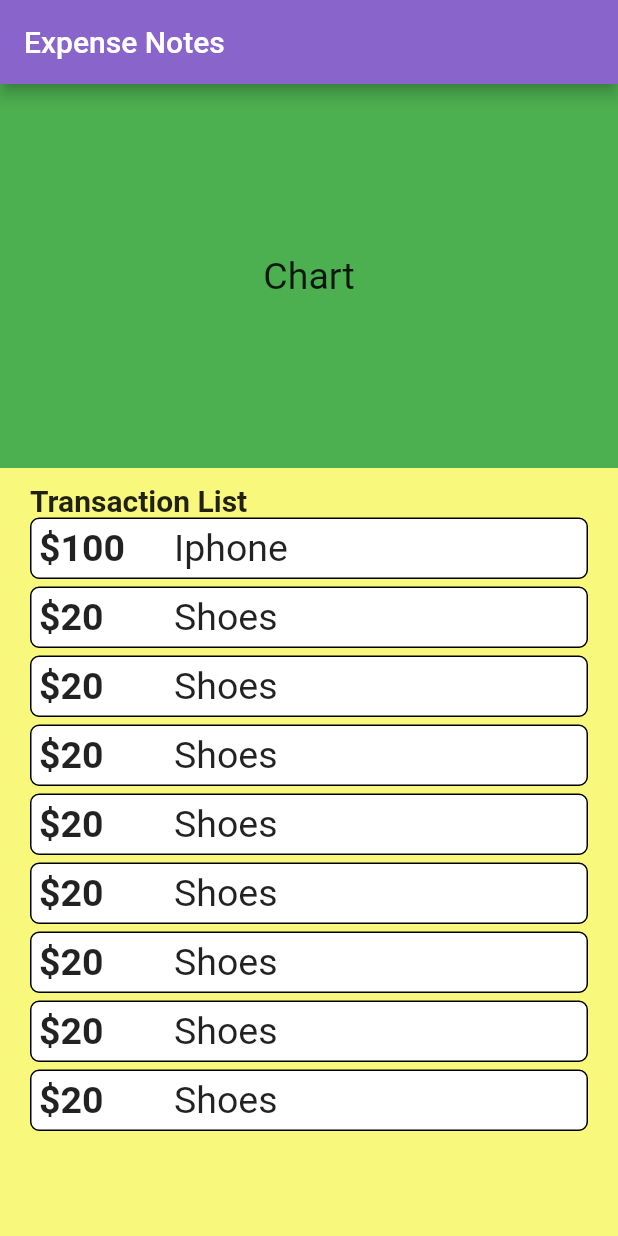
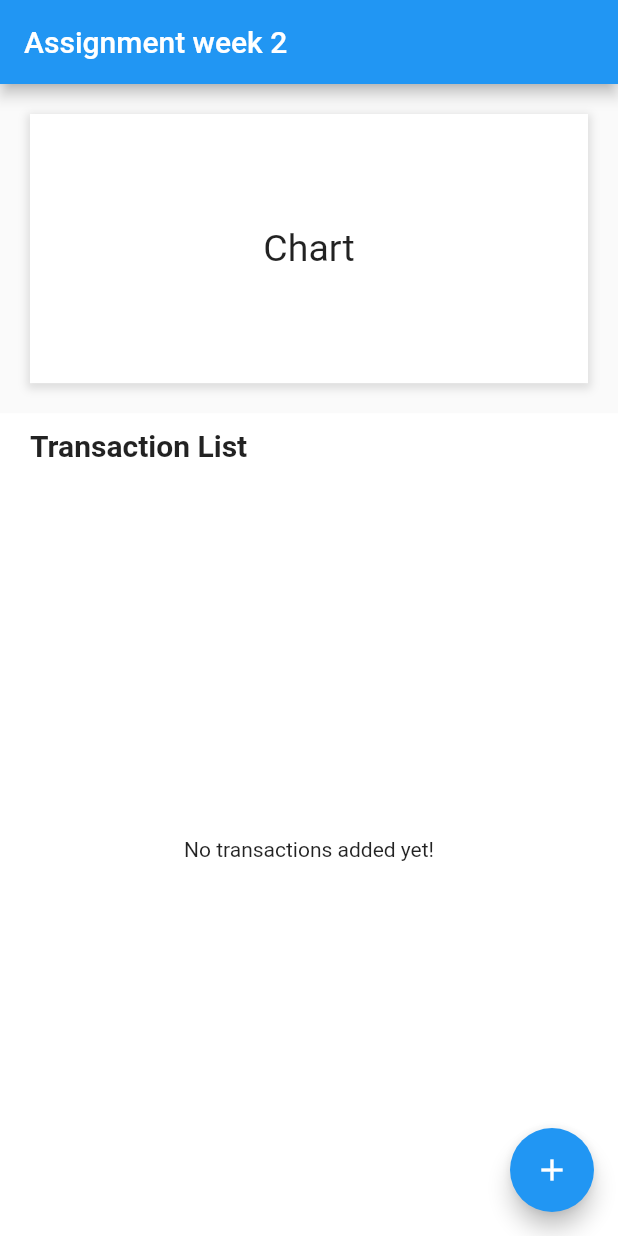
Before and after one commit to kiettruong-bbv/flutter, a Flutter app: the screen it shows after launch, on a phone screen of 412 x 824 dp. Run offline on Flutter 3.47's test engine with Material 2 defaults, Android fonts, the phone set to English and light mode, and no system bars.

Commit message:
Implement assignment week 2

```diff
--- a/expense_notes/lib/main.dart
+++ b/expense_notes/lib/main.dart
@@ -1,4 +1,5 @@
 import 'package:flutter/material.dart';
+import 'package:expense_notes/view/transaction_list.dart';
 
 void main() {
   runApp(const MyApp());
@@ -14,138 +15,7 @@ class MyApp extends StatelessWidget {
       theme: ThemeData(
         primarySwatch: Colors.blue,
       ),
-      home: HomePage(),
+      home: const TransactionList(),
     );
   }
 }
-
-class HomePage extends StatelessWidget {
-  final List<Product> items = [
-    Product(100, 'Iphone'),
-    Product(20, 'Shoes'),
-    Product(20, 'Shoes'),
-    Product(20, 'Shoes'),
-    Product(20, 'Shoes'),
-    Product(20, 'Shoes'),
-    Product(20, 'Shoes'),
-    Product(20, 'Shoes'),
-    Product(20, 'Shoes')
-  ];
-
-  HomePage({Key? key}) : super(key: key);
-
-  @override
-  Widget build(BuildContext context) {
-    return Scaffold(
-      appBar: AppBar(
-        title: const Text('Expense Notes'),
-        backgroundColor: Color.fromARGB(255, 137, 100, 202),
-        centerTitle: false,
-      ),
-      body: Column(
-        crossAxisAlignment: CrossAxisAlignment.stretch,
-        children: [
-          Expanded(
-            flex: 2,
-            child: _buildChart(),
-          ),
-          Expanded(
-            flex: 4,
-            child: _buildTransactionList(),
-          )
-        ],
-      ),
-    );
-  }
-
-  Widget _buildChart() {
-    return Container(
-      color: Colors.green,
-      child: const Center(
-        child: Text(
-          "Chart",
-          style: TextStyle(
-            fontSize: 25,
-          ),
-        ),
-      ),
-    );
-  }
-
-  Widget _buildTransactionList() {
-    return Container(
-      color: const Color.fromARGB(255, 248, 248, 125),
-      padding: const EdgeInsets.symmetric(
-        vertical: 10,
-        horizontal: 20,
-      ),
-      child: Column(
-        crossAxisAlignment: CrossAxisAlignment.stretch,
-        children: [
-          const Text(
-            "Transaction List",
-            style: TextStyle(
-              fontSize: 20,
-              fontWeight: FontWeight.bold,
-            ),
-          ),
-          Expanded(
-            child: ListView.separated(
-              itemCount: items.length,
-              separatorBuilder: (BuildContext context, int index) {
-                return Container(height: 5);
-              },
-              itemBuilder: (BuildContext context, int index) {
-                final item = items[index];
-                return _buildListItem(price: item.price, name: item.name);
-              },
-            ),
-          ),
-        ],
-      ),
-    );
-  }
-
-  Widget _buildListItem({required int price, required String name}) {
-    return Container(
-      padding: const EdgeInsets.all(5),
-      decoration: BoxDecoration(
-        color: Colors.white,
-        border: Border.all(
-          color: Colors.black,
-          width: 1,
-        ),
-        borderRadius: BorderRadius.circular(6),
-      ),
-      child: Row(
-        children: [
-          Expanded(
-            flex: 1,
-            child: Text(
-              '\$$price',
-              style: const TextStyle(
-                fontWeight: FontWeight.bold,
-                fontSize: 25,
-              ),
-            ),
-          ),
-          Expanded(
-            flex: 3,
-            child: Text(
-              name,
-              style: const TextStyle(
-                fontSize: 25,
-              ),
-            ),
-          )
-        ],
-      ),
-    );
-  }
-}
-
-class Product {
-  final int price;
-  final String name;
-  Product(this.price, this.name);
-}
--- /dev/null
+++ b/expense_notes/lib/model/product.dart
@@ -0,0 +1,11 @@
+class Product {
+  final String name;
+  final double price;
+  final String addTime;
+
+  Product({
+    required this.name,
+    required this.price,
+    required this.addTime,
+  });
+}
--- /dev/null
+++ b/expense_notes/lib/view/transaction_list.dart
@@ -0,0 +1,215 @@
+import 'package:flutter/material.dart';
+import 'package:expense_notes/model/product.dart';
+import 'package:expense_notes/view/add_product_screen.dart';
+
+class TransactionList extends StatefulWidget {
+  const TransactionList({Key? key}) : super(key: key);
+
+  @override
+  State<TransactionList> createState() => _TransactionListState();
+}
+
+class _TransactionListState extends State<TransactionList> {
+  List<Product> products = [];
+
+  @override
+  Widget build(BuildContext context) {
+    final screenHeight = MediaQuery.of(context).size.height;
+
+    return Scaffold(
+      appBar: AppBar(
+        title: const Text('Assignment week 2'),
+      ),
+      floatingActionButton: FloatingActionButton(
+        onPressed: () {
+          showModalBottomSheet<Product>(
+            context: context,
+            isScrollControlled: true,
+            builder: (BuildContext context) {
+              return Padding(
+                padding: MediaQuery.of(context).viewInsets,
+                child: SizedBox(
+                  height: screenHeight / 2,
+                  child: const AddProductScreen(),
+                ),
+              );
+            },
+          ).then((value) {
+            if (value != null) {
+              setState(() {
+                products.add(value);
+              });
+            }
+          });
+        },
+        child: const Icon(Icons.add),
+      ),
+      body: Column(
+        crossAxisAlignment: CrossAxisAlignment.stretch,
+        children: [
+          Expanded(
+            flex: 2,
+            child: _buildChart(),
+          ),
+          Expanded(
+            flex: 5,
+            child: _buildListContainer(),
+          )
+        ],
+      ),
+    );
+  }
+
+  Widget _buildChart() {
+    return Container(
+      decoration: BoxDecoration(
+        color: Colors.white,
+        boxShadow: [
+          BoxShadow(
+            color: Colors.grey.withOpacity(0.3),
+            spreadRadius: 2,
+            blurRadius: 4,
+            offset: const Offset(0, 2),
+          ),
+        ],
+      ),
+      margin: const EdgeInsets.all(20),
+      child: const Center(
+        child: Text(
+          "Chart",
+          style: TextStyle(
+            fontSize: 25,
+          ),
+        ),
+      ),
+    );
+  }
+
+  Widget _buildListContainer() {
+    return Container(
+      color: Colors.white,
+      padding: const EdgeInsets.symmetric(
+        vertical: 10,
+        horizontal: 20,
+      ),
+      child: Column(
+        crossAxisAlignment: CrossAxisAlignment.stretch,
+        children: [
+          const Text(
+            "Transaction List",
+            style: TextStyle(
+              fontSize: 20,
+              fontWeight: FontWeight.bold,
+            ),
+          ),
+          const SizedBox(height: 10),
+          Expanded(
+            child: _buildList(),
+          ),
+        ],
+      ),
+    );
+  }
+
+  Widget _buildList() {
+    if (products.isEmpty) {
+      return const Center(
+        child: Text('No transactions added yet!'),
+      );
+    }
+
+    return ListView.separated(
+      itemCount: products.length,
+      itemBuilder: (context, index) {
+        final item = products[index];
+        return _buildListItem(index, item);
+      },
+      separatorBuilder: (context, index) {
+        return const SizedBox(
+          height: 15,
+        );
+      },
+    );
+  }
+
+  Widget _buildListItem(int index, Product product) {
+    return Container(
+      padding: const EdgeInsets.all(10),
+      decoration: BoxDecoration(
+        color: Colors.white,
+        borderRadius: BorderRadius.circular(6),
+        boxShadow: [
+          BoxShadow(
+            color: Colors.grey.withOpacity(0.5),
+            spreadRadius: 1,
+            blurRadius: 1,
+            offset: const Offset(1, 1),
+          ),
+        ],
+      ),
+      child: Row(
+        children: [
+          Container(
+            padding: const EdgeInsets.all(3),
+            decoration: BoxDecoration(
+              border: Border.all(
+                color: Colors.blueAccent,
+                width: 3,
+              ),
+            ),
+            child: Center(
+              child: Text(
+                '\$${product.price}',
+                style: const TextStyle(
+                  color: Colors.blueAccent,
+                  fontWeight: FontWeight.bold,
+                  fontSize: 20,
+                ),
+              ),
+            ),
+          ),
+          const SizedBox(
+            width: 10,
+          ),
+          Expanded(
+            child: Column(
+              crossAxisAlignment: CrossAxisAlignment.start,
+              children: [
+                Text(
+                  product.name,
+                  style: const TextStyle(
+                    fontWeight: FontWeight.bold,
+                    fontSize: 18,
+                  ),
+                ),
+                Text(
+                  product.addTime,
+                  style: const TextStyle(
+                    color: Colors.grey,
+                    fontSize: 16,
+                  ),
+                ),
+              ],
+            ),
+          ),
+          SizedBox(
+            width: 40,
+            child: IconButton(
+              onPressed: () => removeItem(index),
+              icon: const Icon(
+                Icons.delete,
+                color: Colors.red,
+              ),
+            ),
+          ),
+        ],
+      ),
+    );
+  }
+
+  void removeItem(int index) {
+    setState(() {
+      products.removeAt(index);
+    });
+  }
+}
--- a/expense_notes/pubspec.yaml
+++ b/expense_notes/pubspec.yaml
@@ -18,7 +18,7 @@ publish_to: 'none' # Remove this line if you wish to publish to pub.dev
 version: 1.0.0+1
 
 environment:
-  sdk: ">=2.16.2 <3.0.0"
+  sdk: '>=2.16.2 <3.0.0'
 
 # Dependencies specify other packages that your package needs in order to work.
 # To automatically upgrade your package dependencies to the latest versions
@@ -30,10 +30,10 @@ dependencies:
   flutter:
     sdk: flutter
 
-
   # The following adds the Cupertino Icons font to your application.
   # Use with the CupertinoIcons class for iOS style icons.
   cupertino_icons: ^1.0.2
+  intl: ^0.17.0
 
 dev_dependencies:
   flutter_test:
@@ -51,7 +51,6 @@ dev_dependencies:
 
 # The following section is specific to Flutter.
 flutter:
-
   # The following line ensures that the Material Icons font is
   # included with your application, so that you can use the icons in
   # the material Icons class.
```
Also changed, not shown: expense_notes/lib/extension/date_extension.dart (added, +7 -0 lines), expense_notes/lib/view/add_product_screen.dart (added, +112 -0 lines), expense_notes/lib/widget/date_time_input.dart (added, +62 -0 lines).
